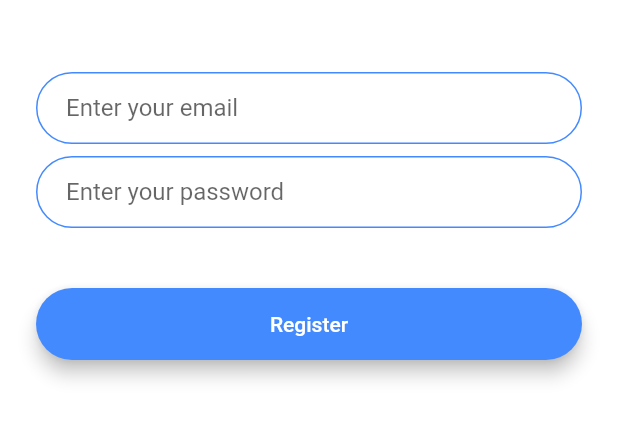
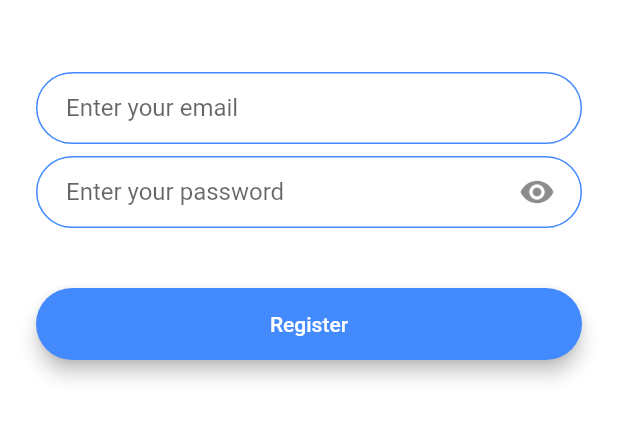
Before and after one commit to kosamaly/flash2023, a Flutter app: the RegistrationScreen screen opened by its route, on a phone screen of 412 x 824 dp, the part 444-886 px from its top. Run offline on Flutter 3.47's test engine with Material 2 defaults, Android fonts, the phone set to English and light mode, and no system bars; our stand-ins replace firebase_auth, firebase_core, rflutter_alert; accounts and stored records are empty.

Commit message:
password visibility +Login success Alert message

```diff
--- a/lib/screens/registration_screen.dart
+++ b/lib/screens/registration_screen.dart
@@ -5,6 +5,7 @@ import 'package:flash/screens/chat_screen.dart';
 import 'package:flash/widgets/loading_widget.dart';
 import 'package:flash/widgets/rounded_button.dart';
 import 'package:flutter/material.dart';
+import 'package:rflutter_alert/rflutter_alert.dart';
 
 import '../constants.dart';
 
@@ -20,8 +21,15 @@ class RegistrationScreenState extends State<RegistrationScreen> {
   String? email;
   String? password;
   bool isLoading = false;
+  var isObsecured;
 
   @override
+  void initState() {
+    // TODO: implement initState
+    super.initState();
+    isObsecured = true;
+  }
+
   Widget build(BuildContext context) {
     return Scaffold(
       backgroundColor: Colors.white,
@@ -58,9 +66,20 @@ class RegistrationScreenState extends State<RegistrationScreen> {
                   onChanged: (value) {
                     password = value;
                   },
-                  obscureText: true,
+                  obscureText: isObsecured,
                   decoration: kTextFieldDecoration.copyWith(
                     hintText: "Enter your password",
+                    suffixIcon: IconButton(
+                      padding: EdgeInsetsDirectional.only(end: 12),
+                      icon: isObsecured
+                          ? const Icon(Icons.visibility)
+                          : Icon(Icons.visibility_off),
+                      onPressed: () {
+                        setState(() {
+                          isObsecured = !isObsecured;
+                        });
+                      },
+                    ),
                   )),
               const SizedBox(
                 height: 24.0,
@@ -76,6 +95,8 @@ class RegistrationScreenState extends State<RegistrationScreen> {
                             setState(() {
                               isLoading = true;
                             });
+
+                            ///what is this?
                             final newUser = await FirebaseAuth.instance
                                 .createUserWithEmailAndPassword(
                                     email: email!, password: password!);
@@ -92,6 +113,13 @@ class RegistrationScreenState extends State<RegistrationScreen> {
                           log("Register Error $e");
                           setState(() {
                             isLoading = false;
+
+                            /// Todo if email success what should i do ?
+                            Alert(
+                                    context: context,
+                                    title: "Failed Registration",
+                                    desc: "Incorrect Email Or Password.")
+                                .show();
                           });
                         }
                       })
--- a/pubspec.yaml
+++ b/pubspec.yaml
@@ -38,6 +38,7 @@ dependencies:
   firebase_auth: ^4.4.2
   firebase_core: ^2.10.0
   flutter_rename_app_plus: ^1.1.0
+  rflutter_alert: ^2.0.4
 
 
 
```
Also changed, not shown: lib/screens/login_screen.dart (+11 -3 lines), pubspec.lock, 1 other file.
